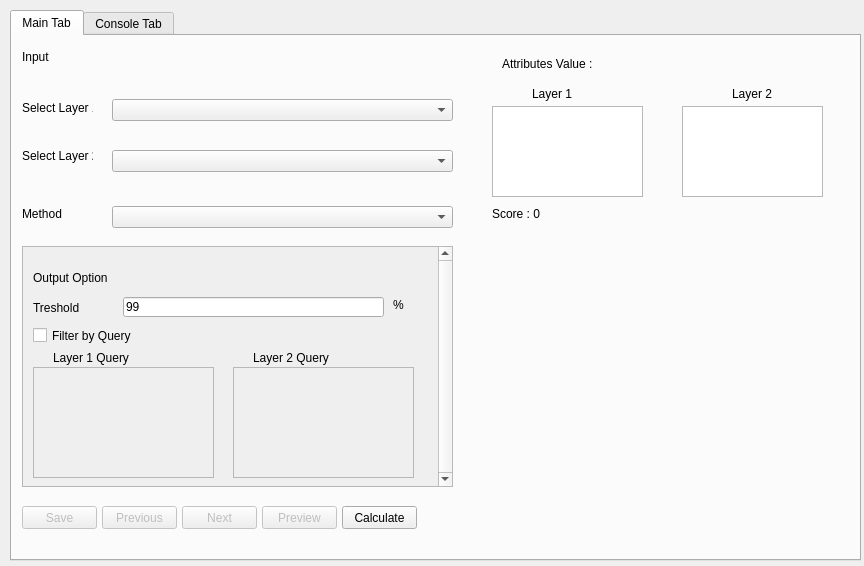
Before: the Qt Designer form similarity_plugin_dialog_base.ui in panickspa/SimilarityPlugin, drawn with Qt 5.
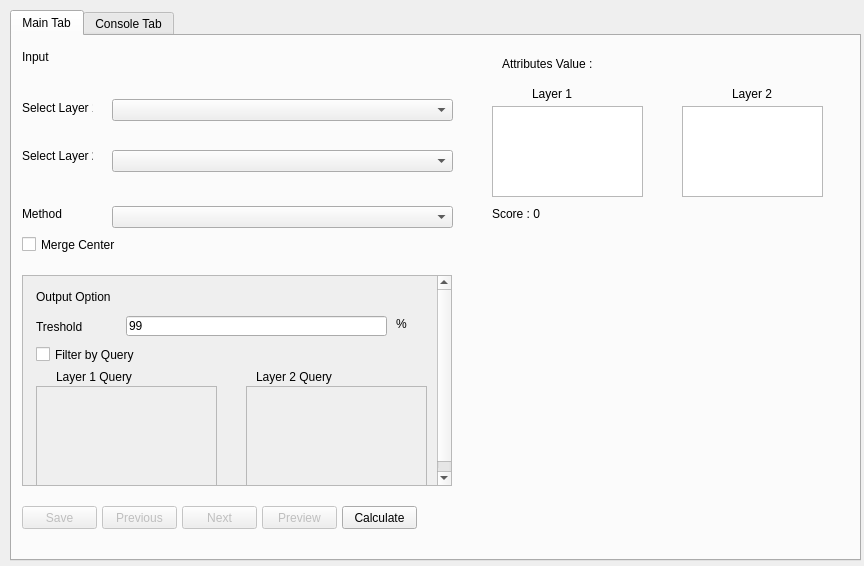
After: the same form once the commit is applied. Custom widgets are drawn as their Qt base class.

Commit message: changes centered method

Patch:
```diff
--- a/similarity_plugin_dialog_base.ui
+++ b/similarity_plugin_dialog_base.ui
@@ -224,96 +224,73 @@
      <property name="geometry">
       <rect>
        <x>10</x>
-       <y>210</y>
-       <width>431</width>
-       <height>241</height>
+       <y>239</y>
+       <width>430</width>
+       <height>211</height>
       </rect>
      </property>
+     <property name="sizePolicy">
+      <sizepolicy hsizetype="MinimumExpanding" vsizetype="MinimumExpanding">
+       <horstretch>0</horstretch>
+       <verstretch>0</verstretch>
+      </sizepolicy>
+     </property>
+     <property name="maximumSize">
+      <size>
+       <width>430</width>
+       <height>999999</height>
+      </size>
+     </property>
+     <property name="acceptDrops">
+      <bool>false</bool>
+     </property>
+     <property name="toolTip">
+      <string/>
+     </property>
      <property name="verticalScrollBarPolicy">
       <enum>Qt::ScrollBarAlwaysOn</enum>
      </property>
+     <property name="horizontalScrollBarPolicy">
+      <enum>Qt::ScrollBarAlwaysOff</enum>
+     </property>
+     <property name="sizeAdjustPolicy">
+      <enum>QAbstractScrollArea::AdjustToContentsOnFirstShow</enum>
+     </property>
      <property name="widgetResizable">
-      <bool>true</bool>
+      <bool>false</bool>
+     </property>
+     <property name="alignment">
+      <set>Qt::AlignRight|Qt::AlignTrailing|Qt::AlignVCenter</set>
      </property>
      <widget class="QWidget" name="scrollAreaWidgetContents">
       <property name="geometry">
        <rect>
         <x>0</x>
         <y>0</y>
-        <width>412</width>
-        <height>239</height>
+        <width>411</width>
+        <height>221</height>
        </rect>
       </property>
-      <widget class="QLabel" name="label">
+      <widget class="QWidget" name="widget" native="true">
        <property name="geometry">
         <rect>
-         <x>370</x>
-         <y>50</y>
-         <width>21</width>
-         <height>16</height>
+         <x>0</x>
+         <y>-20</y>
+         <width>731</width>
+         <height>411</height>
         </rect>
        </property>
-       <property name="text">
-        <string>%</string>
+       <property name="layoutDirection">
+        <enum>Qt::LeftToRight</enum>
        </property>
-      </widget>
-      <widget class="QLabel" name="labelOutOption_8">
-       <property name="geometry">
-        <rect>
-         <x>230</x>
-         <y>100</y>
-         <width>111</width>
-         <height>21</height>
-        </rect>
+       <property name="autoFillBackground">
+        <bool>true</bool>
        </property>
-       <property name="text">
-        <string>Layer 2 Query</string>
-       </property>
-      </widget>
-      <widget class="QLabel" name="labelOutOption_2">
-       <property name="geometry">
-        <rect>
-         <x>10</x>
-         <y>40</y>
-         <width>91</width>
-         <height>41</height>
-        </rect>
-       </property>
-       <property name="text">
-        <string>Treshold</string>
-       </property>
-      </widget>
-      <widget class="QLabel" name="labelOutOption">
-       <property name="geometry">
-        <rect>
-         <x>10</x>
-         <y>10</y>
-         <width>91</width>
-         <height>41</height>
-        </rect>
-       </property>
-       <property name="text">
-        <string>Output Option</string>
-       </property>
-      </widget>
-      <widget class="QTextEdit" name="textEditSQL">
-       <property name="enabled">
-        <bool>false</bool>
-       </property>
-       <property name="geometry">
-        <rect>
-         <x>10</x>
-         <y>120</y>
-         <width>181</width>
-         <height>111</height>
-        </rect>
-       </property>
-      </widget>
       <widget class="QLabel" name="labelOutOption_7">
        <property name="geometry">
         <rect>
          <x>30</x>
-         <y>100</y>
+          <y>110</y>
          <width>141</width>
          <height>21</height>
         </rect>
@@ -322,6 +299,32 @@
         <string>Layer 1 Query</string>
        </property>
       </widget>
+       <widget class="QLabel" name="labelOutOption">
+        <property name="geometry">
+         <rect>
+          <x>10</x>
+          <y>20</y>
+          <width>91</width>
+          <height>41</height>
+         </rect>
+        </property>
+        <property name="text">
+         <string>Output Option</string>
+        </property>
+       </widget>
+       <widget class="QLabel" name="labelOutOption_8">
+        <property name="geometry">
+         <rect>
+          <x>230</x>
+          <y>110</y>
+          <width>111</width>
+          <height>21</height>
+         </rect>
+        </property>
+        <property name="text">
+         <string>Layer 2 Query</string>
+        </property>
+       </widget>
       <widget class="QLineEdit" name="lineEditTreshold">
        <property name="enabled">
         <bool>true</bool>
@@ -329,7 +332,7 @@
        <property name="geometry">
         <rect>
          <x>100</x>
-         <y>50</y>
+          <y>60</y>
          <width>261</width>
          <height>20</height>
         </rect>
@@ -341,24 +344,11 @@
         <string>99</string>
        </property>
       </widget>
-      <widget class="QTextEdit" name="textEditSQL_2">
-       <property name="enabled">
-        <bool>false</bool>
-       </property>
-       <property name="geometry">
-        <rect>
-         <x>210</x>
-         <y>120</y>
-         <width>181</width>
-         <height>111</height>
-        </rect>
-       </property>
-      </widget>
       <widget class="QCheckBox" name="filterCheck">
        <property name="geometry">
         <rect>
          <x>10</x>
-         <y>80</y>
+          <y>90</y>
          <width>111</width>
          <height>17</height>
         </rect>
@@ -370,6 +360,59 @@
         <bool>false</bool>
        </property>
       </widget>
+       <widget class="QLabel" name="labelOutOption_2">
+        <property name="geometry">
+         <rect>
+          <x>10</x>
+          <y>50</y>
+          <width>91</width>
+          <height>41</height>
+         </rect>
+        </property>
+        <property name="text">
+         <string>Treshold</string>
+        </property>
+       </widget>
+       <widget class="QTextEdit" name="textEditSQL">
+        <property name="enabled">
+         <bool>false</bool>
+        </property>
+        <property name="geometry">
+         <rect>
+          <x>10</x>
+          <y>130</y>
+          <width>181</width>
+          <height>101</height>
+         </rect>
+        </property>
+       </widget>
+       <widget class="QTextEdit" name="textEditSQL_2">
+        <property name="enabled">
+         <bool>false</bool>
+        </property>
+        <property name="geometry">
+         <rect>
+          <x>220</x>
+          <y>130</y>
+          <width>181</width>
+          <height>101</height>
+         </rect>
+        </property>
+       </widget>
+       <widget class="QLabel" name="label">
+        <property name="geometry">
+         <rect>
+          <x>370</x>
+          <y>60</y>
+          <width>21</width>
+          <height>16</height>
+         </rect>
+        </property>
+        <property name="text">
+         <string>%</string>
+        </property>
+       </widget>
+      </widget>
      </widget>
     </widget>
     <widget class="QWidget" name="verticalLayoutWidget">
@@ -432,6 +475,22 @@
       <bool>true</bool>
      </property>
     </widget>
+    <widget class="QCheckBox" name="mergeCenterCheck">
+     <property name="geometry">
+      <rect>
+       <x>10</x>
+       <y>200</y>
+       <width>141</width>
+       <height>17</height>
+      </rect>
+     </property>
+     <property name="text">
+      <string>Merge Center</string>
+     </property>
+     <property name="tristate">
+      <bool>false</bool>
+     </property>
+    </widget>
    </widget>
    <widget class="QWidget" name="consoleTab">
     <property name="enabled">
```
Lines whose indentation alone changed are shown as unchanged. The commit also changes 1 other file.
